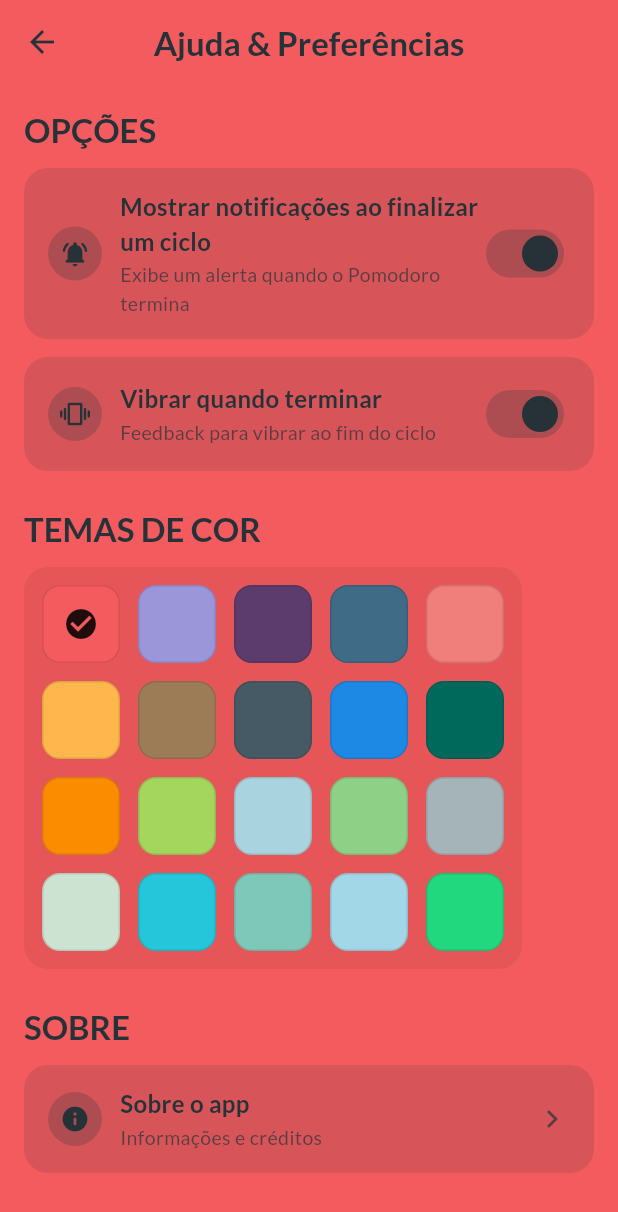
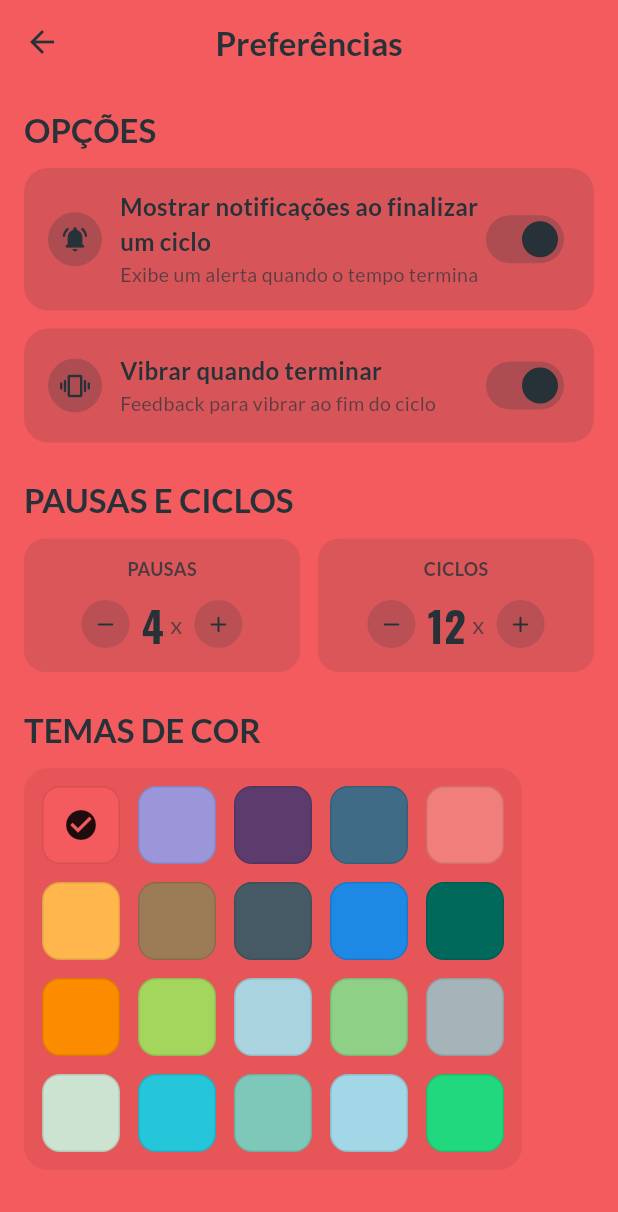
Before and after one commit to guibvianaribeiro/app-flutter-pomodoro-timer, a Flutter app: the screen it shows after launch, after a tap on the "play arrow" icon, after a tap on the "help outline" icon, on a phone screen of 412 x 824 dp. Shown: the top 1212 px of the screen. Run offline on Flutter 3.47's test engine with Material 3 defaults, Android fonts, the phone set to English and light mode, and no system bars; our stand-ins replace flutter_riverpod, shared_preferences.

Commit message:
Implementação do Armazenamento Persistente e Opções de Escolha de Numero de Ciclos e Pausas

```diff
--- /dev/null
+++ b/lib/core/services/prefs_service.dart
@@ -0,0 +1,51 @@
+import 'package:flutter/material.dart';
+import 'package:shared_preferences/shared_preferences.dart';
+import 'package:pomodoro_timer/features/domain/pomodoro_state.dart';
+
+class PrefsService {
+  static const _kSeedColor = 'seed_color';
+  static const _kFocusMins = 'focus_mins';
+  static const _kShortMins = 'short_mins';
+  static const _kLongMins = 'long_mins';
+  static const _kCyclesPerLong = 'cycles_per_long';
+  static const _kDailyTarget = 'daily_target';
+  static const _kAutoStartNext = 'auto_start_next';
+
+  Future<SharedPreferences> get _p async => SharedPreferences.getInstance();
+
+  // Seed color
+  Future<void> saveSeedColor(Color c) async {
+    final p = await _p;
+    await p.setInt(_kSeedColor, c.value);
+  }
+
+  Future<Color?> loadSeedColor() async {
+    final p = await _p;
+    final v = p.getInt(_kSeedColor);
+    return v == null ? null : Color(v);
+  }
+
+  // Config Pomodoro
+  Future<void> saveConfig(PomodoroConfig c) async {
+    final p = await _p;
+    await p.setInt(_kFocusMins, c.focusMinutes);
+    await p.setInt(_kShortMins, c.shortBreakMinutes);
+    await p.setInt(_kLongMins, c.longBreakMinutes);
+    await p.setInt(_kCyclesPerLong, c.cyclesPerLongBreak);
+    await p.setInt(_kDailyTarget, c.dailyTargetCycles);
+    await p.setBool(_kAutoStartNext, c.autoStartNext);
+  }
+
+  Future<PomodoroConfig> loadConfigOrDefault(PomodoroConfig defaults) async {
+    final p = await _p;
+    return defaults.copyWith(
+      focusMinutes: p.getInt(_kFocusMins) ?? defaults.focusMinutes,
+      shortBreakMinutes: p.getInt(_kShortMins) ?? defaults.shortBreakMinutes,
+      longBreakMinutes: p.getInt(_kLongMins) ?? defaults.longBreakMinutes,
+      cyclesPerLongBreak:
+          p.getInt(_kCyclesPerLong) ?? defaults.cyclesPerLongBreak,
+      dailyTargetCycles: p.getInt(_kDailyTarget) ?? defaults.dailyTargetCycles,
+      autoStartNext: p.getBool(_kAutoStartNext) ?? defaults.autoStartNext,
+    );
+  }
+}
--- a/lib/core/theme/theme_provider.dart
+++ b/lib/core/theme/theme_provider.dart
@@ -1,13 +1,29 @@
 import 'package:flutter/material.dart';
 import 'package:flutter_riverpod/flutter_riverpod.dart';
-import 'app_theme.dart';
-import 'app_colors.dart';
+import 'package:pomodoro_timer/core/services/prefs_service.dart';
 
-final seedColorProvider = StateProvider<Color>((_) => AppColors.coral);
+final prefsServiceProvider = Provider<PrefsService>((_) => PrefsService());
 
-final themeProvider = Provider<ThemeData>(
+class SeedColorNotifier extends StateNotifier<Color> {
+  SeedColorNotifier(this._prefs) : super(const Color(0xFFF45B5E)) {
+    _load();
+  }
+  final PrefsService _prefs;
+
+  Future<void> _load() async {
+    final c = await _prefs.loadSeedColor();
+    if (c != null) state = c;
+  }
+
+  Future<void> set(Color c) async {
+    state = c;
+    await _prefs.saveSeedColor(c);
+  }
+}
+
+final seedColorProvider = StateNotifierProvider<SeedColorNotifier, Color>(
   (ref) {
-    final seed = ref.watch(seedColorProvider);
-    return AppTheme.lightWithSeed(seed);
+    final prefs = ref.read(prefsServiceProvider);
+    return SeedColorNotifier(prefs);
   },
 );
--- a/lib/features/settings/presentation/pages/help_page.dart
+++ b/lib/features/settings/presentation/pages/help_page.dart
@@ -2,6 +2,7 @@ import 'package:flutter/material.dart';
 import 'package:flutter_riverpod/flutter_riverpod.dart';
 import 'package:pomodoro_timer/core/theme/theme_provider.dart';
 import 'package:pomodoro_timer/core/theme/app_theme.dart';
+import 'package:pomodoro_timer/features/domain/pomodoro_controller.dart';
 
 final notificationsEnabledProvider = StateProvider<bool>((_) => true);
 final vibrateEnabledProvider = StateProvider<bool>((_) => true);
@@ -14,8 +15,11 @@ class HelpPage extends ConsumerWidget {
     final seed = ref.watch(seedColorProvider);
     final on = AppTheme.onForSeed(seed);
 
+    final state = ref.watch(pomodoroControllerProvider);
+    final ctrl = ref.read(pomodoroControllerProvider.notifier);
+
     return Scaffold(
-      appBar: AppBar(title: const Text('Ajuda & Preferências')),
+      appBar: AppBar(title: const Text('Preferências')),
       body: SingleChildScrollView(
         padding: const EdgeInsets.all(16),
         child: Column(
@@ -24,7 +28,7 @@ class HelpPage extends ConsumerWidget {
             const _SectionTitle('OPÇÕES'),
             _TileSwitch(
               title: 'Mostrar notificações ao finalizar um ciclo',
-              subtitle: 'Exibe um alerta quando o Pomodoro termina',
+              subtitle: 'Exibe um alerta quando o tempo termina',
               value: ref.watch(notificationsEnabledProvider),
               onChanged: (v) =>
                   ref.read(notificationsEnabledProvider.notifier).state = v,
@@ -42,46 +46,49 @@ class HelpPage extends ConsumerWidget {
               onColor: on,
             ),
             const SizedBox(height: 24),
+            const _SectionTitle('PAUSAS E CICLOS'),
+            Row(
+              children: [
+                Expanded(
+                  child: _NumberCard(
+                    title: 'PAUSAS',
+                    value: state.config.cyclesPerLongBreak,
+                    unit: 'x',
+                    onMinus: () => ctrl.setCyclesPerLongBreak(
+                      (state.config.cyclesPerLongBreak - 1).clamp(1, 12),
+                    ),
+                    onPlus: () => ctrl.setCyclesPerLongBreak(
+                      (state.config.cyclesPerLongBreak + 1).clamp(1, 12),
+                    ),
+                    onColor: on,
+                  ),
+                ),
+                const SizedBox(width: 12),
+                Expanded(
+                  child: _NumberCard(
+                    title: 'CICLOS',
+                    value: state.config.dailyTargetCycles,
+                    unit: 'x',
+                    onMinus: () => ctrl.setDailyTargetCycles(
+                      (state.config.dailyTargetCycles - 1).clamp(1, 48),
+                    ),
+                    onPlus: () => ctrl.setDailyTargetCycles(
+                      (state.config.dailyTargetCycles + 1).clamp(1, 48),
+                    ),
+                    onColor: on,
+                  ),
+                ),
+              ],
+            ),
+            const SizedBox(height: 24),
             const _SectionTitle('TEMAS DE COR'),
             _ColorGrid(
               selected: seed,
-              onSelect: (c) => ref.read(seedColorProvider.notifier).state = c,
+              onSelect: (c) => ref.read(seedColorProvider.notifier).set(c),
               onColor: on,
             ),
-            const SizedBox(height: 24),
-            const _SectionTitle('SOBRE'),
-            _TileButton(
-              title: 'Sobre o app',
-              subtitle: 'Informações e créditos',
-              icon: Icons.info_rounded,
-              onTap: () => _showAbout(context),
-              onColor: on,
-            ),
-            const SizedBox(height: 16),
           ],
         ),
-      ),
-    );
-  }
-
-  void _showAbout(BuildContext context) {
-    showDialog(
-      context: context,
-      builder: (ctx) => AlertDialog(
-        shape: RoundedRectangleBorder(borderRadius: BorderRadius.circular(16)),
-        title: const Text('Sobre o App'),
-        content: const Text(
-          'Aplicação de timer Pomodoro desenvolvida em Flutter.\n\n'
-          'Este projeto começou como **portfólio** (versão legada v0.1.0-legacy) '
-          'e agora está sendo reescrito com arquitetura por features, Riverpod e Material 3. '
-          'Objetivo: ser um Pomodoro simples, acessível e agradável de usar.',
-        ),
-        actions: [
-          TextButton(
-            onPressed: () => Navigator.pop(ctx),
-            child: const Text('Fechar'),
-          ),
-        ],
       ),
     );
   }
@@ -94,10 +101,7 @@ class _SectionTitle extends StatelessWidget {
   Widget build(BuildContext context) {
     return Padding(
       padding: const EdgeInsets.only(bottom: 12),
-      child: Text(
-        text,
-        style: Theme.of(context).textTheme.headlineMedium,
-      ),
+      child: Text(text, style: Theme.of(context).textTheme.headlineMedium),
     );
   }
 }
@@ -124,9 +128,7 @@ class _TileSwitch extends StatelessWidget {
     final cardColor = onColor.withOpacity(.14);
     return Container(
       decoration: BoxDecoration(
-        color: cardColor,
-        borderRadius: BorderRadius.circular(16),
-      ),
+          color: cardColor, borderRadius: BorderRadius.circular(16)),
       padding: const EdgeInsets.symmetric(horizontal: 16, vertical: 14),
       child: Row(
         children: [
@@ -136,33 +138,28 @@ class _TileSwitch extends StatelessWidget {
             child: Column(
               crossAxisAlignment: CrossAxisAlignment.start,
               children: [
-                Text(
-                  title,
-                  // <- TEXTO ESCURO/CLARO DINÂMICO
+                Text(title,
                     style: TextStyle(
                       fontFamily: 'Lato',
                       fontWeight: FontWeight.w700,
                       fontSize: 16,
                       color: onColor,
-                  ),
-                ),
+                    )),
                 const SizedBox(height: 2),
-                Text(
-                  subtitle,
+                Text(subtitle,
                     style: TextStyle(
                       fontFamily: 'Lato',
                       fontSize: 13,
                       color: onColor.withOpacity(.7),
-                  ),
-                ),
+                    )),
               ],
             ),
           ),
           Switch(
             value: value,
             onChanged: onChanged,
-            thumbColor: WidgetStatePropertyAll(onColor),
-            trackColor: WidgetStatePropertyAll(onColor.withOpacity(.24)),
+            thumbColor: MaterialStatePropertyAll(onColor),
+            trackColor: MaterialStatePropertyAll(onColor.withOpacity(.24)),
           ),
         ],
       ),
@@ -170,65 +167,90 @@ class _TileSwitch extends StatelessWidget {
   }
 }
 
-class _TileButton extends StatelessWidget {
-  const _TileButton({
+class _NumberCard extends StatelessWidget {
+  const _NumberCard({
     required this.title,
-    required this.subtitle,
-    required this.icon,
-    required this.onTap,
+    required this.value,
+    required this.unit,
+    required this.onMinus,
+    required this.onPlus,
     required this.onColor,
   });
 
   final String title;
-  final String subtitle;
-  final IconData icon;
-  final VoidCallback onTap;
+  final int value;
+  final String unit;
+  final VoidCallback onMinus;
+  final VoidCallback onPlus;
   final Color onColor;
 
   @override
   Widget build(BuildContext context) {
-    final cardColor = onColor.withOpacity(.14);
-    return InkWell(
-      borderRadius: BorderRadius.circular(16),
-      onTap: onTap,
-      child: Container(
-        decoration: BoxDecoration(
-          color: cardColor,
-          borderRadius: BorderRadius.circular(16),
-        ),
-        padding: const EdgeInsets.symmetric(horizontal: 16, vertical: 14),
-        child: Row(
-          children: [
-            _CircleIcon(icon, onColor),
-            const SizedBox(width: 12),
-            Expanded(
+    final bg = onColor.withOpacity(.12);
+    return Container(
+      decoration:
+          BoxDecoration(color: bg, borderRadius: BorderRadius.circular(14)),
+      padding: const EdgeInsets.symmetric(horizontal: 12, vertical: 12),
       child: Column(
-                crossAxisAlignment: CrossAxisAlignment.start,
         children: [
           Text(
             title,
             style: TextStyle(
               fontFamily: 'Lato',
               fontWeight: FontWeight.w700,
-                      fontSize: 16,
+              fontSize: 12,
+              color: onColor.withOpacity(.8),
+            ),
+          ),
+          const SizedBox(height: 8),
+          Row(
+            mainAxisAlignment: MainAxisAlignment.center,
+            children: [
+              _MiniRound(
+                  onColor: onColor, icon: Icons.remove_rounded, onTap: onMinus),
+              const SizedBox(width: 8),
+              Text(
+                '$value',
+                style: TextStyle(
+                  fontFamily: 'Oswald',
+                  fontWeight: FontWeight.w700,
+                  fontSize: 28,
                   color: onColor,
                 ),
               ),
-                  const SizedBox(height: 2),
-                  Text(
-                    subtitle,
-                    style: TextStyle(
-                      fontFamily: 'Lato',
-                      fontSize: 13,
-                      color: onColor.withOpacity(.7),
-                    ),
+              const SizedBox(width: 4),
+              Text(unit, style: TextStyle(color: onColor.withOpacity(.7))),
+              const SizedBox(width: 8),
+              _MiniRound(
+                  onColor: onColor, icon: Icons.add_rounded, onTap: onPlus),
+            ],
           ),
         ],
       ),
+    );
+  }
+}
+
+class _MiniRound extends StatelessWidget {
+  const _MiniRound(
+      {required this.onColor, required this.icon, required this.onTap});
+  final Color onColor;
+  final IconData icon;
+  final VoidCallback onTap;
+
+  @override
+  Widget build(BuildContext context) {
+    return InkResponse(
+      onTap: onTap,
+      radius: 20,
+      child: Container(
+        width: 32,
+        height: 32,
+        decoration: BoxDecoration(
+          color: onColor.withOpacity(.18),
+          shape: BoxShape.circle,
         ),
-            Icon(Icons.chevron_right, color: onColor.withOpacity(.7)),
-          ],
-        ),
+        child: Icon(icon, color: onColor, size: 18),
       ),
     );
   }
@@ -244,9 +266,7 @@ class _CircleIcon extends StatelessWidget {
       width: 36,
       height: 36,
       decoration: BoxDecoration(
-        color: onColor.withOpacity(.24),
-        shape: BoxShape.circle,
-      ),
+          color: onColor.withOpacity(.24), shape: BoxShape.circle),
       child: Icon(icon, color: onColor, size: 20),
     );
   }
@@ -291,18 +311,17 @@ class _ColorGrid extends StatelessWidget {
     return Container(
       decoration: BoxDecoration(
           color: Colors.black.withOpacity(.06),
-        borderRadius: BorderRadius.circular(16),
-      ),
+          borderRadius: BorderRadius.circular(16)),
       padding: const EdgeInsets.all(12),
       child: Wrap(
         spacing: 12,
         runSpacing: 12,
-        children: colors.map((c) {
+        children: colors.map(
+          (c) {
             final isSel = (c.value == selected.value);
             final check = AppTheme.onForSeed(c) == Colors.white
                 ? Colors.white
                 : const Color(0xDD000000);
-
             return GestureDetector(
               onTap: () => onSelect(c),
               child: Container(
@@ -319,7 +338,8 @@ class _ColorGrid extends StatelessWidget {
                     : null,
               ),
             );
-        }).toList(),
+          },
+        ).toList(),
       ),
     );
   }
--- a/pubspec.yaml
+++ b/pubspec.yaml
@@ -1,5 +1,5 @@
 name: pomodoro_timer
-description: Aplicativo Flutter de timer Pomodoro.
+description: Aplicativo Flutter de Timer Pomodoro.
 version: 0.2.0+1
 
 environment:
@@ -15,6 +15,7 @@ dependencies:
 
 dev_dependencies:
     flutter_lints: ^3.0.2
+    shared_preferences: ^2.2.3
 
 flutter_test:
     sdk: flutter
```
Also changed, not shown: lib/features/domain/pomodoro_controller.dart (+59 -14 lines), pubspec.lock, 2 other files. Lines whose indentation alone changed are shown as unchanged.
